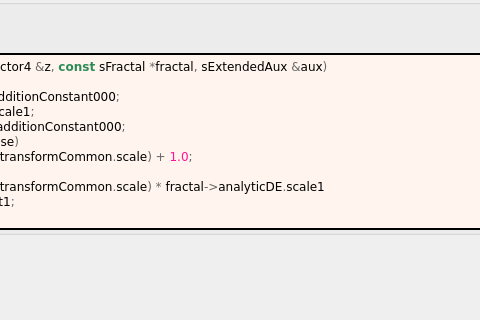
Above: mandelbulber2/formula/ui/transf_scale_offset.ui from buddhi1980/mandelbulber2 before the change; both pictures show x 231 to 711 and y 210 to 530 of the 934 by 530 pixel window. Below: the same form after it.
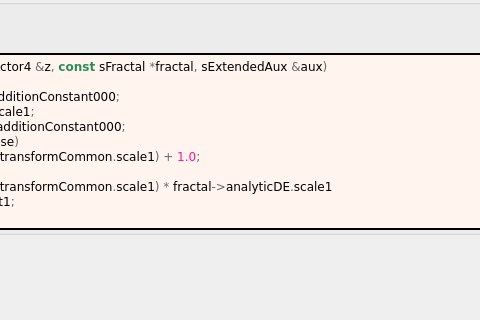
That is the form after the change. Custom widgets are drawn as their Qt base class.

Diff of the .ui file:
```diff
--- a/mandelbulber2/formula/ui/transf_scale_offset.ui
+++ b/mandelbulber2/formula/ui/transf_scale_offset.ui
@@ -360,9 +360,9 @@
   z &lt;span style=&quot;color:#676767&quot;&gt;*=&lt;/span&gt; fractal&lt;span style=&quot;color:#676767&quot;&gt;-&amp;gt;&lt;/span&gt;transformCommon&lt;span style=&quot;color:#676767&quot;&gt;.&lt;/span&gt;scale1&lt;span style=&quot;color:#676767&quot;&gt;;&lt;/span&gt;
   z &lt;span style=&quot;color:#676767&quot;&gt;+=&lt;/span&gt; fractal&lt;span style=&quot;color:#676767&quot;&gt;-&amp;gt;&lt;/span&gt;transformCommon&lt;span style=&quot;color:#676767&quot;&gt;.&lt;/span&gt;additionConstant000&lt;span style=&quot;color:#676767&quot;&gt;;&lt;/span&gt;
   &lt;span style=&quot;color:#2e8b57; font-weight:bold&quot;&gt;if&lt;/span&gt; &lt;span style=&quot;color:#676767&quot;&gt;(!&lt;/span&gt;fractal&lt;span style=&quot;color:#676767&quot;&gt;-&amp;gt;&lt;/span&gt;analyticDE&lt;span style=&quot;color:#676767&quot;&gt;.&lt;/span&gt;enabledFalse&lt;span style=&quot;color:#676767&quot;&gt;)&lt;/span&gt;
-    aux&lt;span style=&quot;color:#676767&quot;&gt;.&lt;/span&gt;DE &lt;span style=&quot;color:#676767&quot;&gt;=&lt;/span&gt; aux&lt;span style=&quot;color:#676767&quot;&gt;.&lt;/span&gt;DE &lt;span style=&quot;color:#676767&quot;&gt;*&lt;/span&gt; &lt;span style=&quot;color:#00008f&quot;&gt;fabs&lt;/span&gt;&lt;span style=&quot;color:#676767&quot;&gt;(&lt;/span&gt;fractal&lt;span style=&quot;color:#676767&quot;&gt;-&amp;gt;&lt;/span&gt;transformCommon&lt;span style=&quot;color:#676767&quot;&gt;.&lt;/span&gt;scale&lt;span style=&quot;color:#676767&quot;&gt;) +&lt;/span&gt; &lt;span style=&quot;color:#ff1493&quot;&gt;1.0&lt;/span&gt;&lt;span style=&quot;color:#676767&quot;&gt;;&lt;/span&gt;
+    aux&lt;span style=&quot;color:#676767&quot;&gt;.&lt;/span&gt;DE &lt;span style=&quot;color:#676767&quot;&gt;=&lt;/span&gt; aux&lt;span style=&quot;color:#676767&quot;&gt;.&lt;/span&gt;DE &lt;span style=&quot;color:#676767&quot;&gt;*&lt;/span&gt; &lt;span style=&quot;color:#00008f&quot;&gt;fabs&lt;/span&gt;&lt;span style=&quot;color:#676767&quot;&gt;(&lt;/span&gt;fractal&lt;span style=&quot;color:#676767&quot;&gt;-&amp;gt;&lt;/span&gt;transformCommon&lt;span style=&quot;color:#676767&quot;&gt;.&lt;/span&gt;scale1&lt;span style=&quot;color:#676767&quot;&gt;) +&lt;/span&gt; &lt;span style=&quot;color:#ff1493&quot;&gt;1.0&lt;/span&gt;&lt;span style=&quot;color:#676767&quot;&gt;;&lt;/span&gt;
   &lt;span style=&quot;color:#2e8b57; font-weight:bold&quot;&gt;else&lt;/span&gt;
-    aux&lt;span style=&quot;color:#676767&quot;&gt;.&lt;/span&gt;DE &lt;span style=&quot;color:#676767&quot;&gt;=&lt;/span&gt; aux&lt;span style=&quot;color:#676767&quot;&gt;.&lt;/span&gt;DE &lt;span style=&quot;color:#676767&quot;&gt;*&lt;/span&gt; &lt;span style=&quot;color:#00008f&quot;&gt;fabs&lt;/span&gt;&lt;span style=&quot;color:#676767&quot;&gt;(&lt;/span&gt;fractal&lt;span style=&quot;color:#676767&quot;&gt;-&amp;gt;&lt;/span&gt;transformCommon&lt;span style=&quot;color:#676767&quot;&gt;.&lt;/span&gt;scale&lt;span style=&quot;color:#676767&quot;&gt;) *&lt;/span&gt; fractal&lt;span style=&quot;color:#676767&quot;&gt;-&amp;gt;&lt;/span&gt;analyticDE&lt;span style=&quot;color:#676767&quot;&gt;.&lt;/span&gt;scale1
+    aux&lt;span style=&quot;color:#676767&quot;&gt;.&lt;/span&gt;DE &lt;span style=&quot;color:#676767&quot;&gt;=&lt;/span&gt; aux&lt;span style=&quot;color:#676767&quot;&gt;.&lt;/span&gt;DE &lt;span style=&quot;color:#676767&quot;&gt;*&lt;/span&gt; &lt;span style=&quot;color:#00008f&quot;&gt;fabs&lt;/span&gt;&lt;span style=&quot;color:#676767&quot;&gt;(&lt;/span&gt;fractal&lt;span style=&quot;color:#676767&quot;&gt;-&amp;gt;&lt;/span&gt;transformCommon&lt;span style=&quot;color:#676767&quot;&gt;.&lt;/span&gt;scale1&lt;span style=&quot;color:#676767&quot;&gt;) *&lt;/span&gt; fractal&lt;span style=&quot;color:#676767&quot;&gt;-&amp;gt;&lt;/span&gt;analyticDE&lt;span style=&quot;color:#676767&quot;&gt;.&lt;/span&gt;scale1
              &lt;span style=&quot;color:#676767&quot;&gt;+&lt;/span&gt; fractal&lt;span style=&quot;color:#676767&quot;&gt;-&amp;gt;&lt;/span&gt;analyticDE&lt;span style=&quot;color:#676767&quot;&gt;.&lt;/span&gt;offset1&lt;span style=&quot;color:#676767&quot;&gt;;&lt;/span&gt;
 &lt;span style=&quot;color:#676767&quot;&gt;}&lt;/span&gt;
 &lt;/pre&gt;
```
